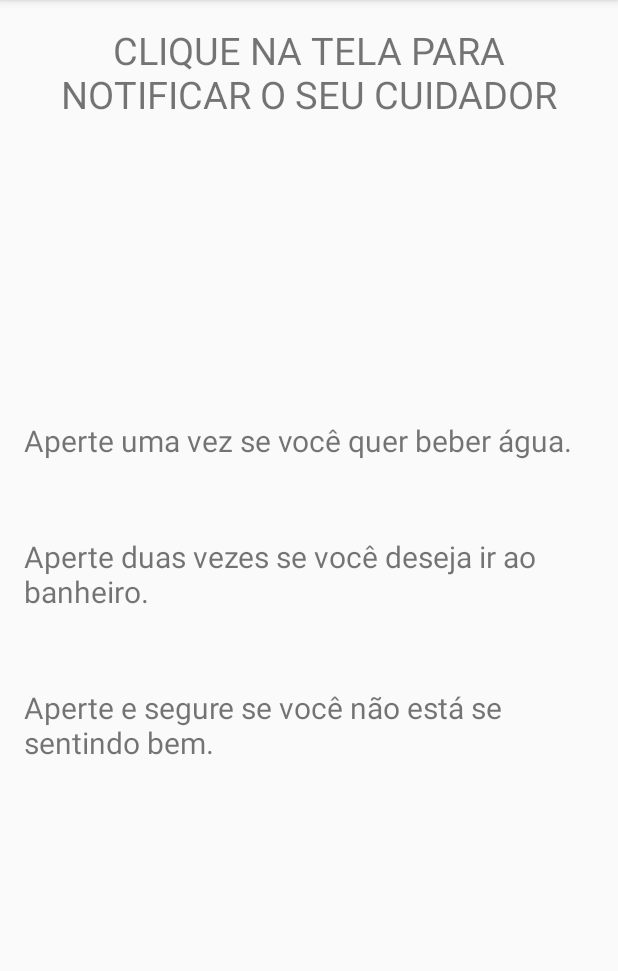
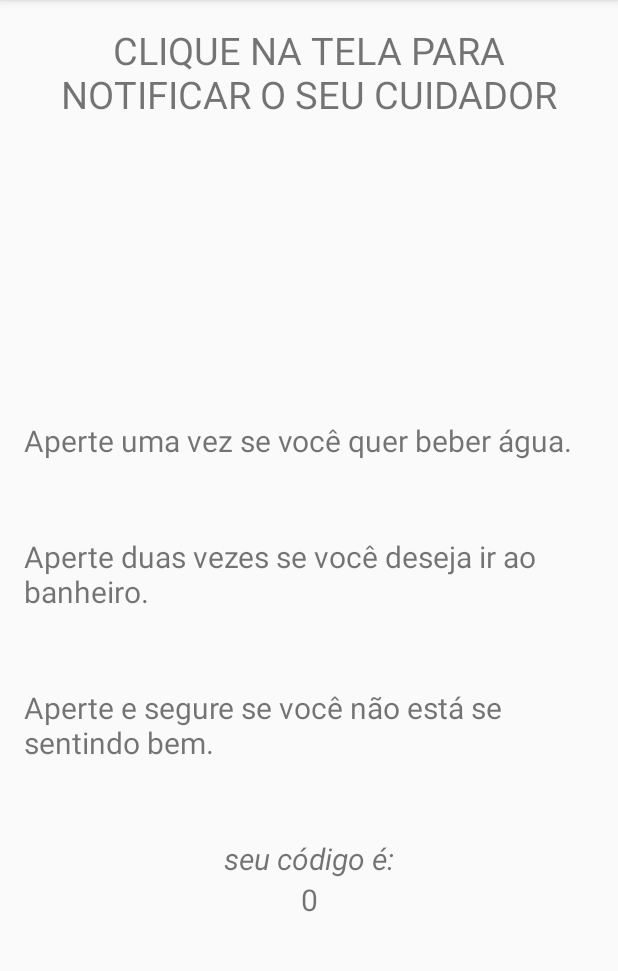
Before and after one commit to JonasLopesdoO/Elderly-Care, an Android app: the IdosoNotificarActivity screen opened directly, with no data from a screen before it, on a phone screen of 412 x 824 dp, the part 84-1055 px from its top. Run offline under Robolectric (Android 15) with nearby library versions, the phone set to English and light mode, and no system bars.

Commit message:
impementando shared preferences para diferenciar idoso de cuidador

```diff
--- a/app/src/main/java/com/ufc/quixada/elderlycare/IdosoNotificarActivity.java
+++ b/app/src/main/java/com/ufc/quixada/elderlycare/IdosoNotificarActivity.java
@@ -1,13 +1,32 @@
 package com.ufc.quixada.elderlycare;
 
+import android.content.Intent;
 import android.support.v7.app.AppCompatActivity;
 import android.os.Bundle;
+import android.util.Log;
+import android.widget.TextView;
 
 public class IdosoNotificarActivity extends AppCompatActivity {
+
+    TextView txtCodigoIdoso;
 
     @Override
     protected void onCreate(Bundle savedInstanceState) {
         super.onCreate(savedInstanceState);
         setContentView(R.layout.activity_idoso_notificar);
+
+        txtCodigoIdoso = findViewById(R.id.txtCodigoIdoso);
+        getSharedPreferences();
+    }
+
+    protected void getSharedPreferences() {
+        Preferencias preferencias = new Preferencias(IdosoNotificarActivity.this);
+        Integer codigoIdoso = preferencias.getCodigoIdoso();
+        txtCodigoIdoso.setText(String.valueOf(codigoIdoso));
+    }
+
+    @Override
+    public void onBackPressed() {
+        this.moveTaskToBack(true);
     }
 }
--- /dev/null
+++ b/app/src/main/java/com/ufc/quixada/elderlycare/Preferencias.java
@@ -0,0 +1,33 @@
+package com.ufc.quixada.elderlycare;
+
+import android.content.Context;
+import android.content.SharedPreferences;
+
+public class Preferencias {
+    private Context context;
+    private SharedPreferences preferences;
+    private SharedPreferences.Editor editor;
+    private String NOME_ARQUIVO = "TipoCodigoUsuario";
+    private final String CHAVE_TIPO_USUARIO = "tipoUsuario";
+    private final String CHAVE_CODIGO = "codigoIdoso";
+
+    public Preferencias(Context context) {
+        this.context = context;
+        preferences = context.getSharedPreferences(NOME_ARQUIVO, Context.MODE_PRIVATE);
+        editor = preferences.edit();
+    }
+
+    public void salvarUsuarioPreferencias(String tipoUsuario, Integer codigoIdoso){
+        editor.putString(CHAVE_TIPO_USUARIO, tipoUsuario);
+        editor.putInt(CHAVE_CODIGO, codigoIdoso);
+        editor.commit();
+    }
+
+    public String getTipoUsuario(){
+        return preferences.getString(CHAVE_TIPO_USUARIO, null);
+    }
+
+    public Integer getCodigoIdoso(){
+        return preferences.getInt(CHAVE_CODIGO, 0);
+    }
+}
--- a/app/src/main/res/layout/activity_idoso_notificar.xml
+++ b/app/src/main/res/layout/activity_idoso_notificar.xml
@@ -45,4 +45,22 @@
             android:text="Aperte e segure se você não está se sentindo bem."
             android:textSize="20sp"/>
 
+    <TextView
+            android:id="@+id/txtCodigo"
+            android:layout_width="match_parent"
+            android:layout_height="wrap_content"
+            android:layout_marginTop="50dp"
+            android:gravity="center"
+            android:textStyle="italic"
+            android:text="seu código é:"
+            android:textSize="20sp"/>
+
+    <TextView
+            android:id="@+id/txtCodigoIdoso"
+            android:layout_width="match_parent"
+            android:layout_height="wrap_content"
+            android:gravity="center"
+            android:text="..."
+            android:textSize="20sp"/>
+
 </LinearLayout>
```
Also changed, not shown: app/src/main/java/com/ufc/quixada/elderlycare/IdosoActivity.java (+7 -0 lines), app/src/main/java/com/ufc/quixada/elderlycare/MainActivity.java (+20 -1 lines).
